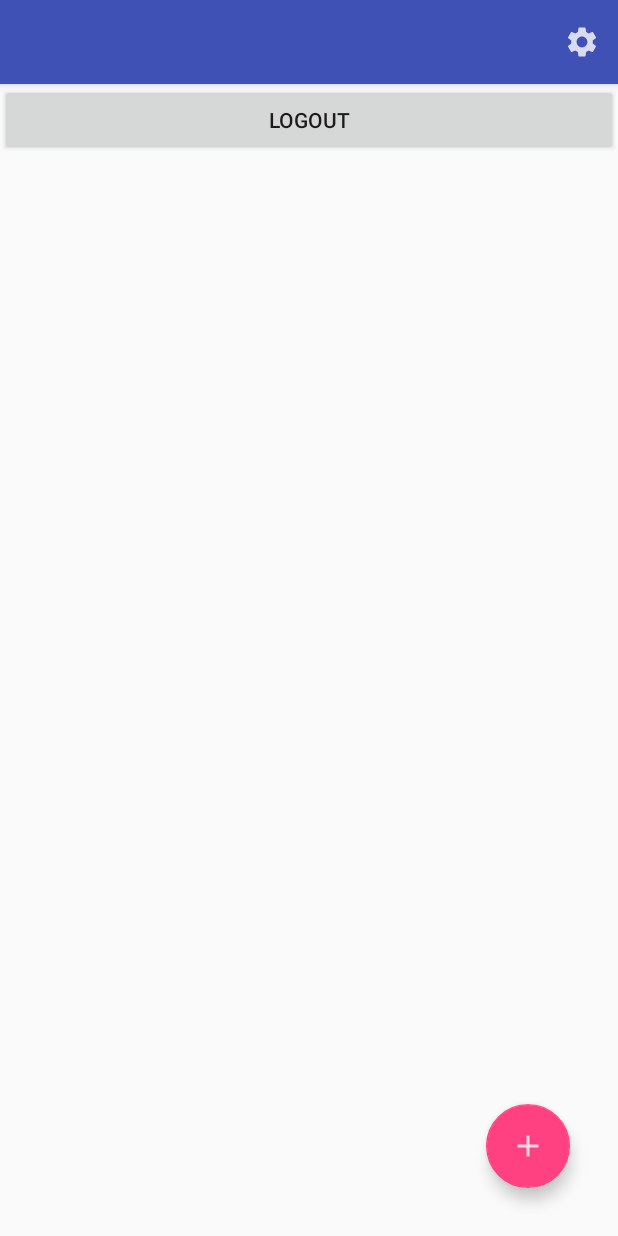
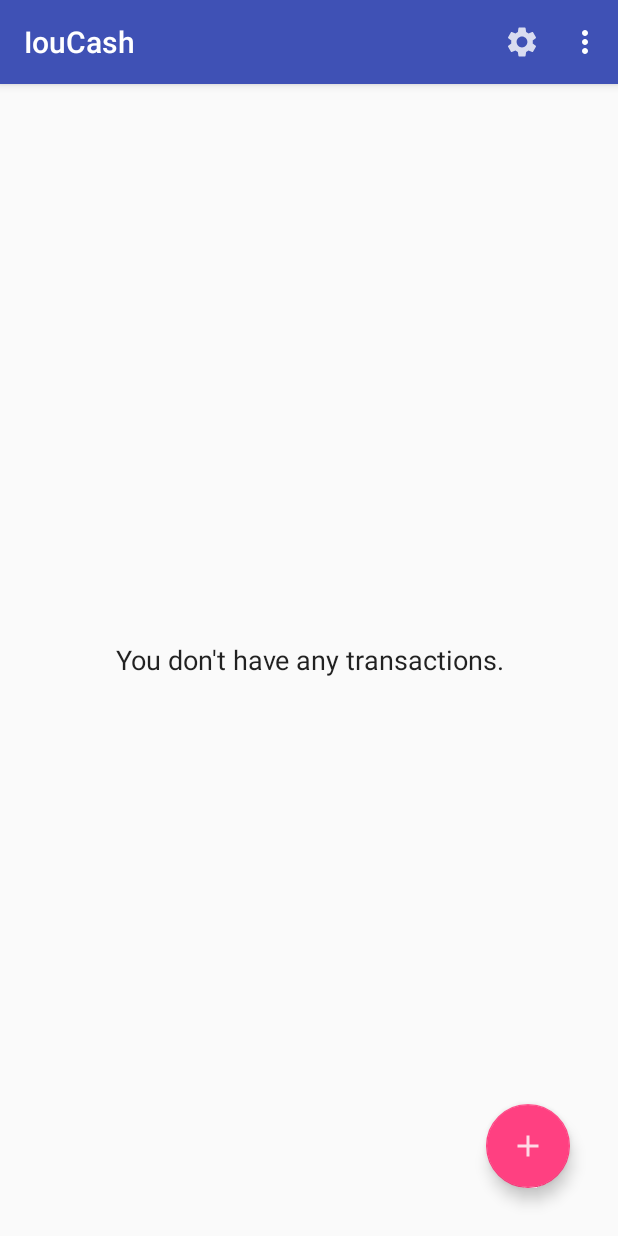
Before and after one commit to mateuszpp/wspolne_rozliczanie_wydatkow, an Android app: the MainActivity screen opened directly, with no data from a screen before it, on a phone screen of 412 x 824 dp. Run offline under Robolectric (Android 15) with nearby library versions, the phone set to English and light mode, and no system bars; our stand-ins replace data binding; pictures from the network do not load; 4 statements that could not run were skipped.

Commit message:
UI improvements: user balance info, no transactions text

```diff
--- a/IoucashAndroid/app/src/main/java/com/aproteam/ioucash/activity/MainActivity.java
+++ b/IoucashAndroid/app/src/main/java/com/aproteam/ioucash/activity/MainActivity.java
@@ -1,10 +1,10 @@
 package com.aproteam.ioucash.activity;
 
 import android.content.Intent;
+import android.os.Handler;
 import android.view.Menu;
 import android.view.MenuItem;
 
-import androidx.activity.result.contract.ActivityResultContracts;
 import androidx.annotation.NonNull;
 import androidx.annotation.Nullable;
 import androidx.databinding.DataBindingUtil;
@@ -18,7 +18,6 @@ import com.aproteam.ioucash.R;
 import com.aproteam.ioucash.adapter.TransactionsAdapter;
 import com.aproteam.ioucash.databinding.ActivityMainBinding;
 import com.aproteam.ioucash.model.Transaction;
-import com.aproteam.ioucash.model.User;
 import com.aproteam.ioucash.viewmodel.MainViewModel;
 
 import java.util.ArrayList;
@@ -41,8 +40,7 @@ public class MainActivity extends BaseActivity implements MainViewModel.MainMode
 	 */
 	@Override
 	public void createUI() {
-		String title = getResources().getString(R.string.appName) + " - " +getUser().username;
-		setTitle(title);
+		setTitle(getString(R.string.helloText, getUser().username));
 		binding = DataBindingUtil.setContentView(this, R.layout.activity_main);
 		mainViewModel = new ViewModelProvider(this).get(MainViewModel.class);
 		mainViewModel.setActivity(this);
@@ -89,7 +87,9 @@ public class MainActivity extends BaseActivity implements MainViewModel.MainMode
 		};
 		mainViewModel.getTransactionsBySender().observe(this, transactionsObserver);
 		mainViewModel.getTransactionsBySender().observe(this, transactionsObserver);
-		mainViewModel.onRefresh();
+		mainViewModel.getAccountBalance().observe(this, accountBalance -> {
+			getSupportActionBar().setSubtitle(getString(R.string.transactionAmount, (accountBalance < 0 ? "" : "+"), accountBalance));
+		});
 	}
 
 	@Override
@@ -102,6 +102,8 @@ public class MainActivity extends BaseActivity implements MainViewModel.MainMode
 	public boolean onOptionsItemSelected(MenuItem item) {
 		if (item.getItemId() == R.id.settings)
 			startActivity(new Intent(this, SettingsActivity.class));
+		else if (item.getItemId() == R.id.logout)
+			onLogout();
 		return super.onOptionsItemSelected(item);
 	}
 
@@ -125,11 +127,18 @@ public class MainActivity extends BaseActivity implements MainViewModel.MainMode
 	@Override
 	public void onTransactionRemoved() {
 		App.toast(R.string.transactionRemoved);
+		new Handler().postDelayed(() -> mainViewModel.onRefresh(), 500);
 	}
 
 	@Override
 	public void onTransactionNotRemoved() {
 		App.toast(R.string.transactionNotRemoved);
+	}
+
+	@Override
+	protected void onResume() {
+		super.onResume();
+		mainViewModel.onRefresh();
 	}
 
 	@Override
--- a/IoucashAndroid/app/src/main/res/layout/activity_main.xml
+++ b/IoucashAndroid/app/src/main/res/layout/activity_main.xml
@@ -7,6 +7,8 @@
 			name="viewModel"
 			type="com.aproteam.ioucash.viewmodel.MainViewModel"/>
 
+		<import type="android.view.View"/>
+
 	</data>
 
 	<RelativeLayout
@@ -14,17 +16,10 @@
 		android:layout_width="match_parent"
 		android:layout_height="match_parent">
 
-		<Button
-			android:id="@+id/logoutButton"
-			android:layout_width="match_parent"
-			android:layout_height="wrap_content"
-			android:onClick="@{()-> viewModel.callback.onLogout()}"
-			android:text="@string/logout"/>
-
 		<androidx.swiperefreshlayout.widget.SwipeRefreshLayout
+			android:id="@+id/swipe"
 			android:layout_width="match_parent"
 			android:layout_height="match_parent"
-			android:layout_below="@+id/logoutButton"
 			app:onRefreshListener="@{() -> viewModel.onRefresh()}"
 			app:refreshing="@{viewModel.busy}">
 
@@ -36,6 +31,15 @@
 				app:layoutManager="androidx.recyclerview.widget.LinearLayoutManager"/>
 
 		</androidx.swiperefreshlayout.widget.SwipeRefreshLayout>
+
+		<TextView
+			android:layout_width="match_parent"
+			android:layout_height="match_parent"
+			android:gravity="center"
+			android:text="@string/noTransactions"
+			android:textColor="?android:attr/textColorPrimary"
+			android:textSize="18sp"
+			android:visibility="@{viewModel.emptyList ? View.VISIBLE : View.GONE}"/>
 
 		<com.google.android.material.floatingactionbutton.FloatingActionButton
 			android:id="@+id/addButton"
--- a/IoucashAndroid/app/src/main/res/menu/main.xml
+++ b/IoucashAndroid/app/src/main/res/menu/main.xml
@@ -7,4 +7,9 @@
 		android:title="@string/settings"
 		app:showAsAction="always"/>
 
+	<item
+		android:id="@+id/logout"
+		android:title="@string/logout"
+		app:showAsAction="never"/>
+
 </menu>
--- a/IoucashAndroid/app/src/main/res/values/strings.xml
+++ b/IoucashAndroid/app/src/main/res/values/strings.xml
@@ -1,7 +1,7 @@
 <resources>
 
 	<string name="appName">IouCash</string>
-	<string name="mainHeader">%s - %s</string>
+	<string name="helloText">Hello, %s!</string>
 	<string name="loginTitle">Please login</string>
 	<string name="login">Login</string>
 	<string name="logout">Logout</string>
@@ -15,6 +15,7 @@
 	<string name="errorUnknown">An error occurred</string>
 	<string name="errorUsernameIncorrect">Please ensure the username is incorrect</string>
 
+	<string name="noTransactions">You don\'t have any transactions.</string>
 	<string name="addTransactionTitle">Add new transaction</string>
 	<string name="payedBy">Payed by</string>
 	<string name="forWho">For</string>
```
Also changed, not shown: IoucashAndroid/app/src/main/java/com/aproteam/ioucash/viewmodel/MainViewModel.java (+53 -27 lines).
